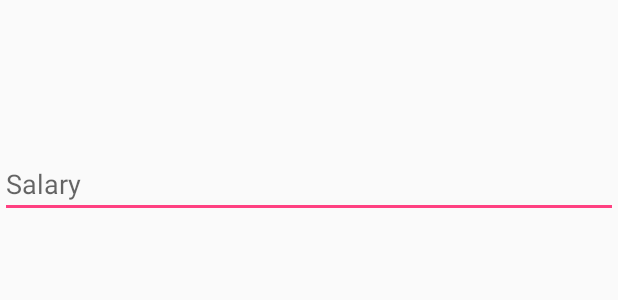
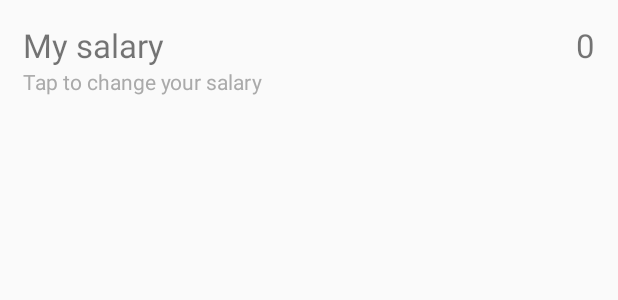
Before and after one commit to sirjeppe/FairSplit, an Android app: the layout content_settings.xml on its own in the app's theme, with its tools: preview values and no code run, on a phone screen of 412 x 824 dp. Shown: the top 300 px of the screen. Run offline under Robolectric (Android 15) with nearby library versions, the phone set to English and light mode, and no system bars; network calls fail.

Commit message:
Make it possible to update your salary

```diff
--- a/app/src/main/java/se/yawnmedia/fairsplit/RESTHelper.java
+++ b/app/src/main/java/se/yawnmedia/fairsplit/RESTHelper.java
@@ -20,7 +20,9 @@ import javax.net.ssl.HttpsURLConnection;
 
 public final class RESTHelper {
     public static String baseURL = Settings.BaseURL + "/api";
-    public static String transactionEndpoint = "/transaction";
+    public static String expenseEndpoint = "/transaction";
+    public static String groupEndpoint = "/group";
+    public static String userEndpoint = "/user";
 
     public static JSONObject DoRequest(String method, String uri, JSONObject data, String apiKey, Context context) throws IOException, JSONException {
         URL url = new URL(baseURL + uri);
--- a/app/src/main/res/layout/content_settings.xml
+++ b/app/src/main/res/layout/content_settings.xml
@@ -3,20 +3,37 @@
     xmlns:android="http://schemas.android.com/apk/res/android"
     xmlns:app="http://schemas.android.com/apk/res-auto"
     xmlns:tools="http://schemas.android.com/tools"
+    android:id="@+id/setting_salary"
     android:layout_width="match_parent"
     android:layout_height="match_parent"
+    android:padding="15dp"
     app:layout_behavior="@string/appbar_scrolling_view_behavior"
     tools:context="se.yawnmedia.fairsplit.MainActivity">
 
-    <EditText
-        android:id="@+id/salary_input"
-        android:layout_width="match_parent"
+    <TextView
+        android:id="@+id/setting_salary_title"
+        android:layout_width="240dp"
         android:layout_height="wrap_content"
-        android:layout_marginTop="100dp"
-        android:hint="@string/prompt_salary"
-        android:inputType="numberSigned"
-        android:maxLength="7"
-        android:maxLines="1"
-        android:singleLine="true"/>
+        android:layout_alignParentTop="false"
+        android:text="@string/setting_salary_name"
+        android:textSize="22sp"/>
+
+    <TextView
+        android:id="@+id/setting_salary_amount"
+        android:layout_width="wrap_content"
+        android:layout_height="wrap_content"
+        android:layout_alignParentEnd="true"
+        android:layout_alignParentTop="true"
+        android:text="0"
+        android:textSize="22sp"/>
+
+    <TextView
+        android:id="@+id/setting_salary_comment"
+        android:layout_width="wrap_content"
+        android:layout_height="wrap_content"
+        android:layout_alignParentStart="true"
+        android:layout_below="@id/setting_salary_title"
+        android:text="@string/setting_salary_comment"
+        android:textColor="#ffaaaaaa"/>
 
 </RelativeLayout>
--- a/app/src/main/res/values/strings.xml
+++ b/app/src/main/res/values/strings.xml
@@ -4,7 +4,6 @@
     <string name="prompt_login_name">Login name</string>
     <string name="prompt_password">Password</string>
     <string name="prompt_password_again">Password again</string>
-    <string name="prompt_salary">Salary</string>
     <string name="action_sign_in">Sign in</string>
     <string name="text_or">or</string>
     <string name="action_register">Register new account</string>
@@ -41,4 +40,9 @@
     <string name="select_group">Select group</string>
     <string name="select_user">Select user</string>
     <string name="settings">Settings</string>
+
+    <string name="setting_salary_name">My salary</string>
+    <string name="setting_salary_comment">Tap to change your salary</string>
+    <string name="settings_saved">Settings saved!</string>
+    <string name="settings_save_failed">Failed to save settings...</string>
 </resources>
```
Also changed, not shown: app/src/main/java/se/yawnmedia/fairsplit/MainActivity.java (+94 -21 lines), app/src/main/java/se/yawnmedia/fairsplit/User.java (+9 -1 lines), app/src/main/res/layout/set_salary_popup.xml (added, +19 -0 lines), 2 other files.
